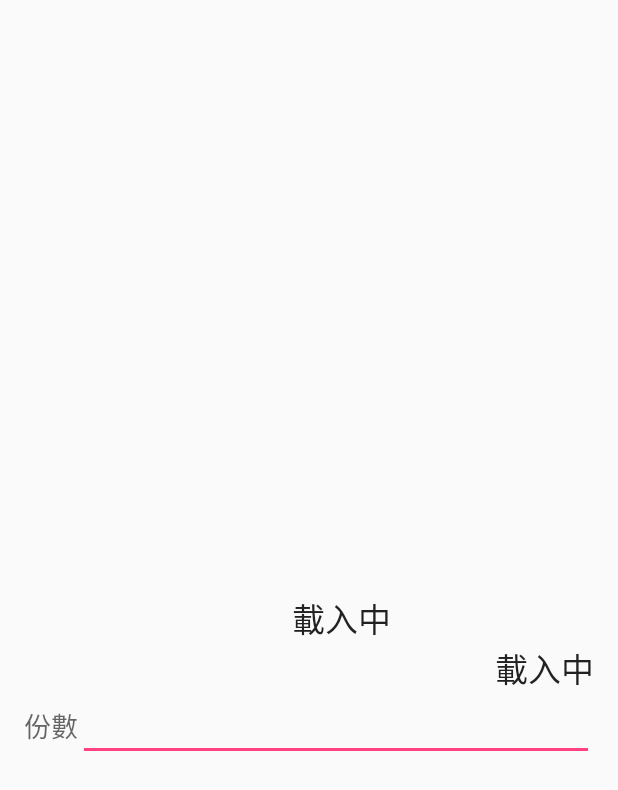
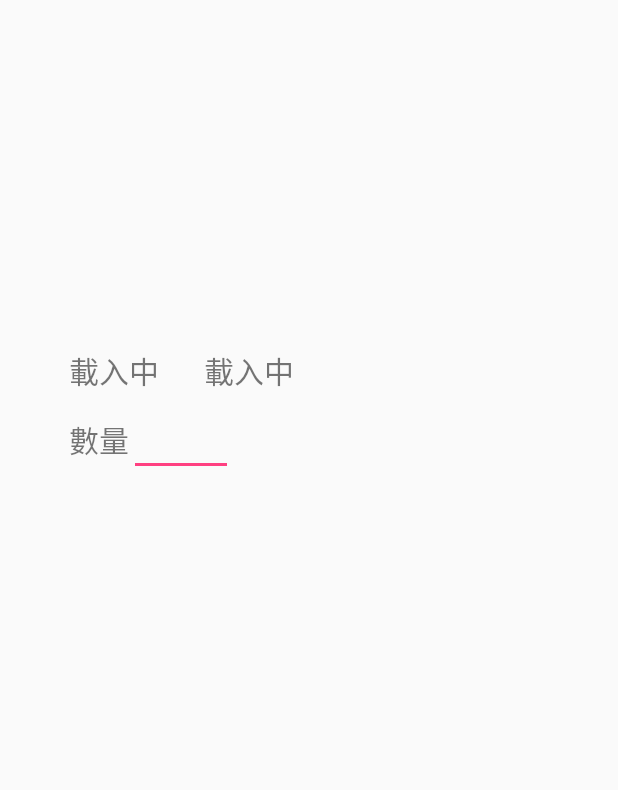
Before and after one commit to FoodOrder/Android, an Android app: the layout content_add_food.xml on its own in the app's theme, with its tools: preview values and no code run, on a phone screen of 412 x 824 dp. Shown: the top 790 px of the screen. Run offline under Robolectric (Android 15) with nearby library versions, the phone set to English and light mode, and no system bars.

```diff
--- a/app/src/main/res/layout/content_add_food.xml
+++ b/app/src/main/res/layout/content_add_food.xml
@@ -24,45 +24,59 @@
             android:layout_alignParentEnd="true"
             android:layout_alignParentStart="true" />
 
-        <TextView
-            android:layout_width="wrap_content"
-            android:layout_height="wrap_content"
-            android:textAppearance="?android:attr/textAppearanceLarge"
-            android:text="載入中"
-            android:id="@+id/foodname1"
-            android:layout_centerVertical="true"
-            android:layout_alignParentEnd="true"
-            android:layout_marginEnd="135dp" />
+        <LinearLayout
+            android:orientation="horizontal"
+            android:layout_width="match_parent"
+            android:layout_height="70dp"
+            android:layout_below="@+id/foodpic"
+            android:layout_alignParentStart="true"
+            android:id="@+id/linearLayout">
 
-        <TextView
-            android:layout_width="wrap_content"
-            android:layout_height="wrap_content"
-            android:textAppearance="?android:attr/textAppearanceLarge"
-            android:text="載入中"
-            android:id="@+id/foodprice1"
-            android:layout_alignParentEnd="true"
-            android:layout_below="@+id/foodname1" />
+            <TextView
+                android:layout_width="wrap_content"
+                android:layout_marginLeft="30dp"
+                android:layout_marginTop="30dp"
+                android:layout_height="wrap_content"
+                android:textAppearance="?android:attr/textAppearanceSmall"
+                android:text="載入中"
+                android:id="@+id/foodname1"
+                android:textSize="20dp" />
+
+            <TextView
+                android:layout_width="wrap_content"
+                android:layout_marginLeft="30dp"
+                android:layout_marginTop="30dp"
+                android:layout_height="wrap_content"
+                android:textAppearance="?android:attr/textAppearanceSmall"
+                android:text="載入中"
+                android:id="@+id/foodprice1"
+                android:textSize="20dp" />
+        </LinearLayout>
 
         <LinearLayout
             android:orientation="horizontal"
             android:layout_width="match_parent"
-            android:layout_height="match_parent"
-            android:layout_below="@+id/foodprice1"
-            android:layout_alignParentEnd="true">
+            android:layout_height="50dp"
+            android:layout_below="@+id/linearLayout"
+            android:layout_alignParentStart="true">
 
             <TextView
                 android:layout_width="wrap_content"
                 android:layout_height="wrap_content"
-                android:textAppearance="?android:attr/textAppearanceMedium"
-                android:text="份數" />
+                android:layout_marginLeft="30dp"
+                android:textAppearance="?android:attr/textAppearanceSmall"
+                android:id="@+id/textView11"
+                android:textSize="20dp"
+                android:text="數量" />
 
             <EditText
-                android:layout_width="wrap_content"
+                android:layout_width="69dp"
                 android:layout_height="wrap_content"
                 android:inputType="number"
                 android:ems="10"
-                android:id="@+id/foodamt"
-                android:layout_weight="1" />
+                android:id="@+id/foodamt" />
+
         </LinearLayout>
+
     </RelativeLayout>
 </LinearLayout>
--- a/app/src/main/res/layout/format_shopview.xml
+++ b/app/src/main/res/layout/format_shopview.xml
@@ -34,7 +34,7 @@
                 android:layout_marginLeft="20dp"
                 android:layout_marginTop="15dp"
                 android:text="New Text"
-                android:textSize="30sp"
+                android:textSize="20sp"
                 android:id="@+id/tv_shop_name" />
 
             <TextView
```
Also changed, not shown: app/src/main/AndroidManifest.xml (+5 -5 lines), app/src/main/java/sammy/myapplication/AccountActivity.java (+0 -8 lines), app/src/main/java/sammy/myapplication/CartlistActivity.java (+33 -15 lines), app/src/main/res/layout/activity_account.xml (+1 -9 lines), app/src/main/res/layout/activity_order.xml (+1 -11 lines).
